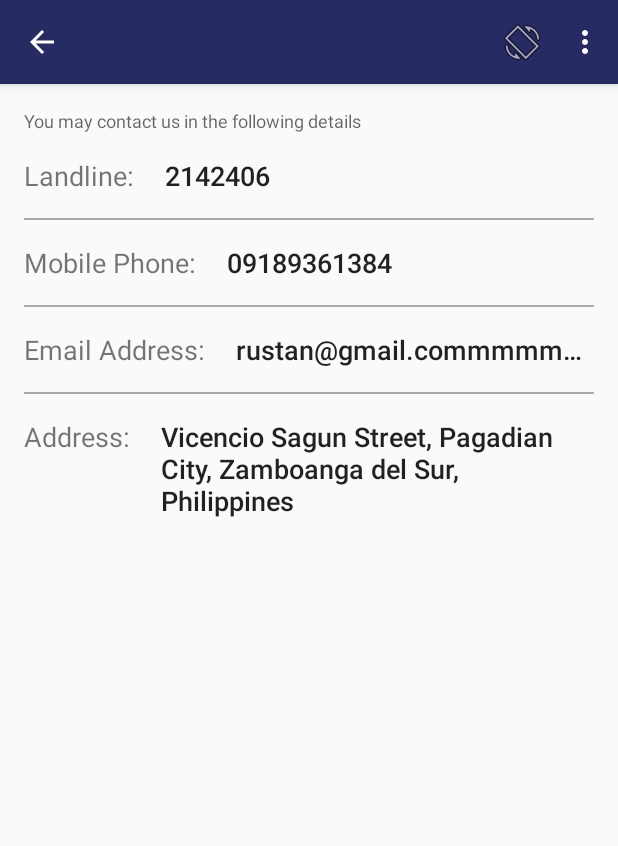
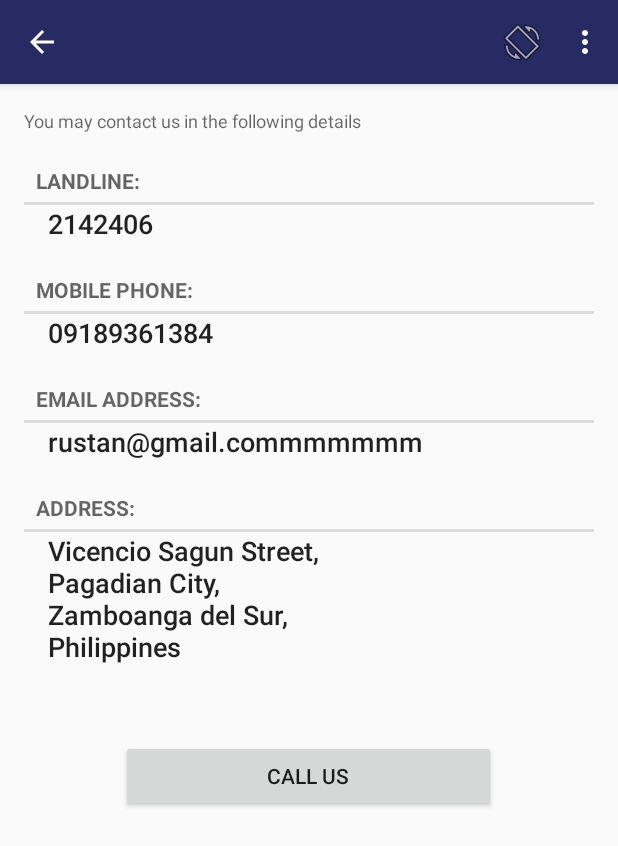
Before and after one commit to rustanacexd/Tara, an Android app: the fragment BusinessContactFragment placed in its activity, on a phone screen of 412 x 824 dp. Shown: the top 846 px of the screen. Run offline under Robolectric (Android 15) with nearby library versions, the phone set to English and light mode, and no system bars; 1 statement that could not run was skipped.

Commit message:
Redesign businesscontactfragment

```diff
--- a/app/src/main/java/com/trytara/tara/LoginActivity.java
+++ b/app/src/main/java/com/trytara/tara/LoginActivity.java
@@ -55,7 +55,7 @@ public class LoginActivity extends AppCompatActivity {
         super.onCreate(savedInstanceState);
         setContentView(R.layout.activity_login);
 
-        ParseUser.logOut();
+        //ParseUser.logOut();
         checkIfSignIn();
 
         //startApp();
--- a/app/src/main/java/com/trytara/tara/SplashActivity.java
+++ b/app/src/main/java/com/trytara/tara/SplashActivity.java
@@ -14,7 +14,7 @@ public class SplashActivity extends AppCompatActivity {
         Thread timerThread = new Thread(){
             public void run(){
                 try{
-                    sleep(1500);
+                    sleep(1000);
                 }catch(InterruptedException e){
                     e.printStackTrace();
                 }finally{
--- a/app/src/main/res/layout/business_menu_row_item.xml
+++ b/app/src/main/res/layout/business_menu_row_item.xml
@@ -22,6 +22,8 @@
             tools:src="@drawable/hotels"/>
 
         <TextView
+            android:textSize="16sp"
+            android:singleLine="true"
             android:layout_marginTop="8dp"
             style="@style/TextAppearance.AppCompat.Title"
             android:id="@+id/menu_title"
@@ -30,6 +32,7 @@
             android:text="Adobong Manok"/>
 
         <TextView
+            android:singleLine="true"
             style="@style/TextAppearance.AppCompat.Body1"
             android:id="@+id/menu_price"
             android:layout_width="wrap_content"
--- a/app/src/main/res/layout/fragment_business_contact.xml
+++ b/app/src/main/res/layout/fragment_business_contact.xml
@@ -2,28 +2,29 @@
                                             xmlns:tools="http://schemas.android.com/tools"
                                             android:layout_width="match_parent"
                                             android:layout_height="wrap_content"
+                                            android:fillViewport="true"
                                             android:padding="@dimen/activity_vertical_margin"
                                             tools:context="com.trytara.tara.fragments.business.BusinessContactFragment">
 
-    <RelativeLayout
+    <LinearLayout
         android:layout_width="match_parent"
-        android:layout_height="wrap_content">
+        android:layout_height="match_parent"
+        android:orientation="vertical">
 
         <TextView
             android:id="@+id/contact_caption"
             style="@style/TextAppearance.AppCompat.Caption"
-            android:layout_width="match_parent"
+            android:layout_width="wrap_content"
             android:layout_height="wrap_content"
             android:layout_marginBottom="@dimen/activity_vertical_margin"
             android:text="You may contact us in the following details"/>
 
         <TextView
             android:id="@+id/landline_caption"
-            android:layout_width="wrap_content"
+            style="?android:listSeparatorTextViewStyle"
+            android:layout_width="match_parent"
             android:layout_height="wrap_content"
-            android:layout_below="@id/contact_caption"
             android:text="Landline: "
-            android:textSize="18sp"
             />
 
         <TextView
@@ -31,30 +32,21 @@
             style="@style/TextAppearance.AppCompat.Body2"
             android:layout_width="wrap_content"
             android:layout_height="wrap_content"
-            android:layout_alignBaseline="@id/landline_caption"
-            android:layout_toRightOf="@id/landline_caption"
+            android:layout_marginBottom="@dimen/activity_vertical_margin"
             android:paddingLeft="@dimen/activity_horizontal_margin"
             android:singleLine="true"
             android:text="2142406"
             android:textSize="18sp"
+
             />
 
-        <View
-            android:id="@+id/landline_caption_separator"
-            android:layout_width="match_parent"
-            android:layout_height="1dp"
-            android:layout_below="@id/landline_caption"
-            android:layout_marginBottom="@dimen/activity_vertical_margin"
-            android:layout_marginTop="@dimen/activity_vertical_margin"
-            android:background="@android:color/darker_gray"/>
 
         <TextView
             android:id="@+id/phone_caption"
-            android:layout_width="wrap_content"
+            style="?android:listSeparatorTextViewStyle"
+            android:layout_width="match_parent"
             android:layout_height="wrap_content"
-            android:layout_below="@id/landline_caption_separator"
             android:text="Mobile Phone: "
-            android:textSize="18sp"
             />
 
         <TextView
@@ -62,31 +54,21 @@
             style="@style/TextAppearance.AppCompat.Body2"
             android:layout_width="wrap_content"
             android:layout_height="wrap_content"
-            android:layout_alignBaseline="@id/phone_caption"
-            android:layout_toRightOf="@id/phone_caption"
+            android:layout_marginBottom="@dimen/activity_vertical_margin"
             android:paddingLeft="@dimen/activity_horizontal_margin"
             android:singleLine="true"
             android:text="09189361384"
+
             android:textSize="18sp"
             />
-
-        <View
-            android:id="@+id/phone_caption_separator"
-            android:layout_width="match_parent"
-            android:layout_height="1dp"
-            android:layout_below="@id/phone_caption"
-            android:layout_marginBottom="@dimen/activity_vertical_margin"
-            android:layout_marginTop="@dimen/activity_vertical_margin"
-            android:background="@android:color/darker_gray"/>
 
 
         <TextView
             android:id="@+id/email_caption"
-            android:layout_width="wrap_content"
+            style="?android:listSeparatorTextViewStyle"
+            android:layout_width="match_parent"
             android:layout_height="wrap_content"
-            android:layout_below="@id/phone_caption_separator"
             android:text="Email Address: "
-            android:textSize="18sp"
             />
 
         <TextView
@@ -94,56 +76,46 @@
             style="@style/TextAppearance.AppCompat.Body2"
             android:layout_width="wrap_content"
             android:layout_height="wrap_content"
-            android:layout_alignBaseline="@id/email_caption"
-            android:layout_toRightOf="@id/email_caption"
+            android:layout_marginBottom="@dimen/activity_vertical_margin"
             android:paddingLeft="@dimen/activity_horizontal_margin"
             android:singleLine="true"
             android:text="rustan@gmail.commmmmmm"
+
             android:textSize="18sp"
             />
 
-        <View
-            android:id="@+id/email_caption_separator"
-            android:layout_width="match_parent"
-            android:layout_height="1dp"
-            android:layout_below="@id/email_caption"
-            android:layout_marginBottom="@dimen/activity_vertical_margin"
-            android:layout_marginTop="@dimen/activity_vertical_margin"
-            android:background="@android:color/darker_gray"/>
 
         <TextView
             android:id="@+id/address_caption"
-            android:layout_width="wrap_content"
+            style="?android:listSeparatorTextViewStyle"
+            android:layout_width="match_parent"
             android:layout_height="wrap_content"
-            android:layout_below="@id/email_caption_separator"
             android:text="Address: "
-            android:textSize="18sp"
             />
 
         <TextView
             android:id="@+id/address"
             style="@style/TextAppearance.AppCompat.Body2"
-            android:layout_width="wrap_content"
+            android:layout_width="match_parent"
             android:layout_height="wrap_content"
-            android:layout_alignBaseline="@id/address_caption"
-            android:layout_toRightOf="@id/address_caption"
-            android:maxLines="10"
+            android:layout_marginBottom="50dp"
+            android:ellipsize="end"
+            android:maxLines="5"
+            android:minLines="3"
             android:paddingLeft="@dimen/activity_horizontal_margin"
-            android:text="Vicencio Sagun Street,
-Pagadian City,
-Zamboanga del Sur,
-Philippines"
+            android:scrollbars="vertical"
+            android:singleLine="false"
+            android:text="Vicencio Sagun Street,\nPagadian City,\nZamboanga del Sur,\nPhilippines"
             android:textSize="18sp"
             />
 
-        <View
-            android:layout_width="match_parent"
-            android:layout_height="1dp"
-            android:layout_below="@id/email_caption"
-            android:layout_marginBottom="@dimen/activity_vertical_margin"
-            android:layout_marginTop="@dimen/activity_vertical_margin"
-            android:background="@android:color/darker_gray"/>
-    </RelativeLayout>
+
+        <Button
+            android:layout_width="250dp"
+            android:layout_height="wrap_content"
+            android:layout_gravity="center"
+            android:text="Call us"/>
+    </LinearLayout>
 
 
 </android.support.v4.widget.NestedScrollView>
```
